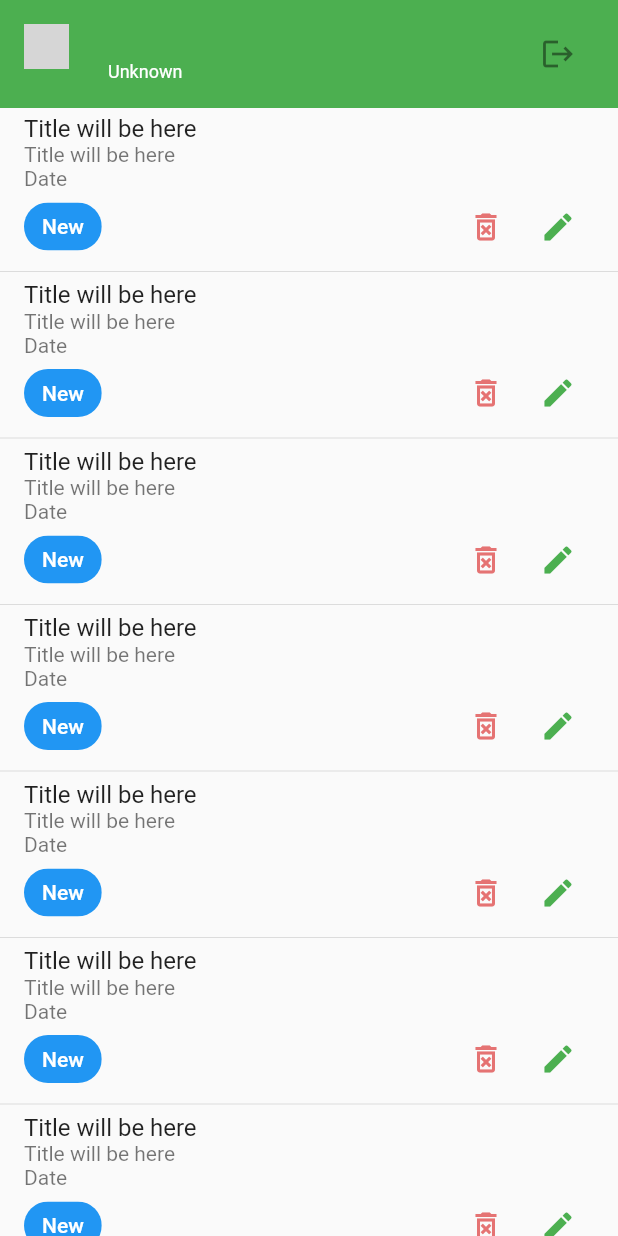
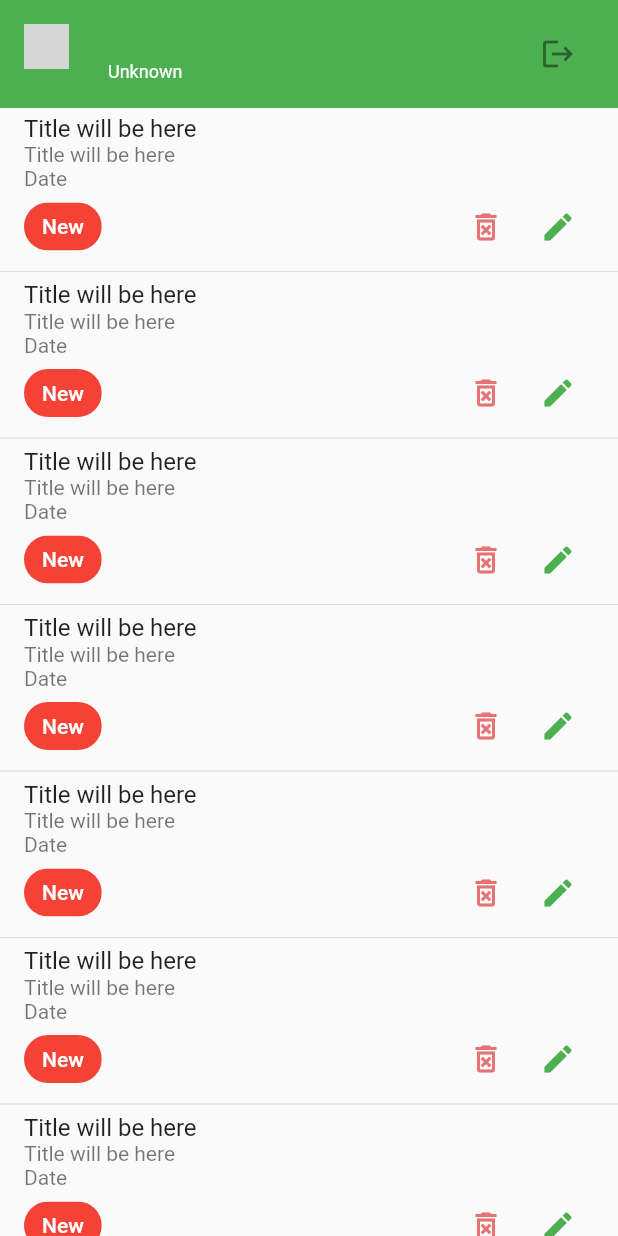
Before and after one commit to Mahibulhassan/flutter-Task-Manager, a Flutter app: the CancelledTaskScreen screen opened directly, on a phone screen of 412 x 824 dp. Run offline on Flutter 3.47's test engine with Material 2 defaults, Android fonts, the phone set to English and light mode, and no system bars; our stand-ins replace flutter_svg, pin_code_fields, shared_preferences; accounts and stored records are empty; network calls fail; grey boxes are pictures that could not be loaded.

```diff
--- a/task_manager/lib/ui/screens/canceled_task_screen.dart
+++ b/task_manager/lib/ui/screens/canceled_task_screen.dart
@@ -16,7 +16,7 @@ class CancelledTaskScreen extends StatelessWidget {
               child: ListView.separated(
                 itemCount: 20,
                 itemBuilder: (context, index) {
-                  return const TaskListTile();
+                  return const TaskListTile(Colors.red);
                 },
                 separatorBuilder: (BuildContext context, int index) {
                   return const Divider(
--- a/task_manager/lib/ui/screens/completed_task_screen.dart
+++ b/task_manager/lib/ui/screens/completed_task_screen.dart
@@ -16,7 +16,7 @@ class CompletedTaskScreen extends StatelessWidget {
               child: ListView.separated(
                 itemCount: 20,
                 itemBuilder: (context, index) {
-                  return const TaskListTile();
+                  return const TaskListTile(Colors.green);
                 },
                 separatorBuilder: (BuildContext context, int index) {
                   return const Divider(
--- a/task_manager/lib/ui/screens/in_progress_task_screen.dart
+++ b/task_manager/lib/ui/screens/in_progress_task_screen.dart
@@ -16,7 +16,7 @@ class InProgressTaskScreen extends StatelessWidget {
               child: ListView.separated(
                 itemCount: 20,
                 itemBuilder: (context, index) {
-                  return const TaskListTile();
+                  return const TaskListTile(Colors.purpleAccent);
                 },
                 separatorBuilder: (BuildContext context, int index) {
                   return const Divider(
--- a/task_manager/lib/ui/screens/new_task_screen.dart
+++ b/task_manager/lib/ui/screens/new_task_screen.dart
@@ -49,7 +49,7 @@ class NewTaskScreen extends StatelessWidget {
               child: ListView.separated(
                 itemCount: 20,
                 itemBuilder: (context, index) {
-                  return const TaskListTile();
+                  return  TaskListTile(Colors.blue);
                 },
                 separatorBuilder: (BuildContext context, int index) {
                   return const Divider(
--- a/task_manager/lib/ui/widgets/task_list_titel.dart
+++ b/task_manager/lib/ui/widgets/task_list_titel.dart
@@ -1,10 +1,10 @@
 import 'package:flutter/material.dart';
 
 class TaskListTile extends StatelessWidget {
-  const TaskListTile({
-    super.key
-  });
-
+  final Color chipColor;
+   const TaskListTile(
+    this.chipColor, {super.key}
+  );
   @override
   Widget build(BuildContext context) {
     return ListTile(
@@ -16,12 +16,12 @@ class TaskListTile extends StatelessWidget {
           const Text('Date'),
           Row(
             children: [
-              const Chip(
-                label: Text(
+               Chip(
+                label: const Text(
                   'New',
                   style: TextStyle(color: Colors.white),
                 ),
-                backgroundColor: Colors.blue,
+                backgroundColor: chipColor,
               ),
               const Spacer(),
               IconButton(
```
